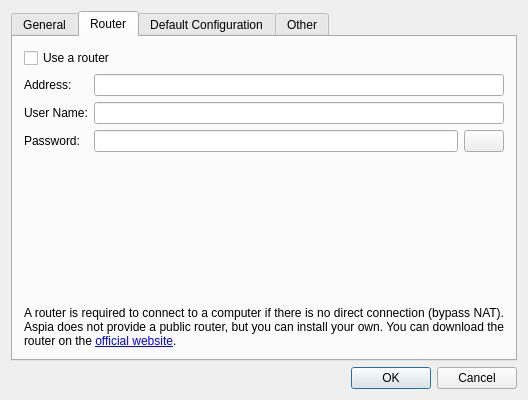
Above: source/console/address_book_dialog.ui from dchapyshev/aspia before the change. Below: the same form after it.
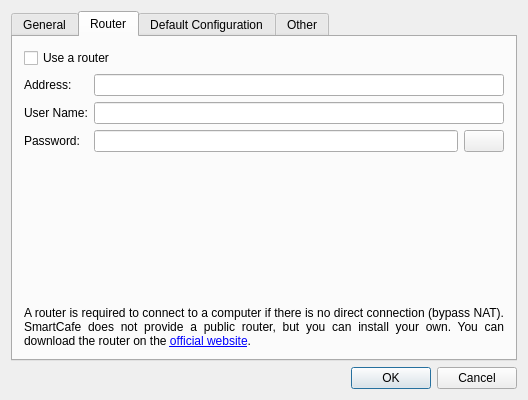
That is the form after the change. The open tabs and pages were chosen to show the change. Icons and pictures are not drawn.

Commit message:
Rebrand to SmartCafe
- Replace Aspia branding in UI, resources and installer translations

- Rename output binaries/services to smartcafe_* and update WiX/build scripts

- Update client session title after connect to show host computer name

Diff of the .ui file:
```diff
--- a/source/console/address_book_dialog.ui
+++ b/source/console/address_book_dialog.ui
@@ -222,7 +222,7 @@
        <item>
         <widget class="QLabel" name="label_2">
          <property name="text">
-          <string>A router is required to connect to a computer if there is no direct connection (bypass NAT). Aspia does not provide a public router, but you can install your own. You can download the router on the &lt;a href=&quot;https://aspia.org&quot;&gt;official website&lt;/a&gt;.</string>
+          <string>A router is required to connect to a computer if there is no direct connection (bypass NAT). SmartCafe does not provide a public router, but you can install your own. You can download the router on the &lt;a href=&quot;https://aspia.org&quot;&gt;official website&lt;/a&gt;.</string>
          </property>
          <property name="alignment">
           <set>Qt::AlignmentFlag::AlignJustify|Qt::AlignmentFlag::AlignVCenter</set>
```
The commit also changes 1085 other files.
